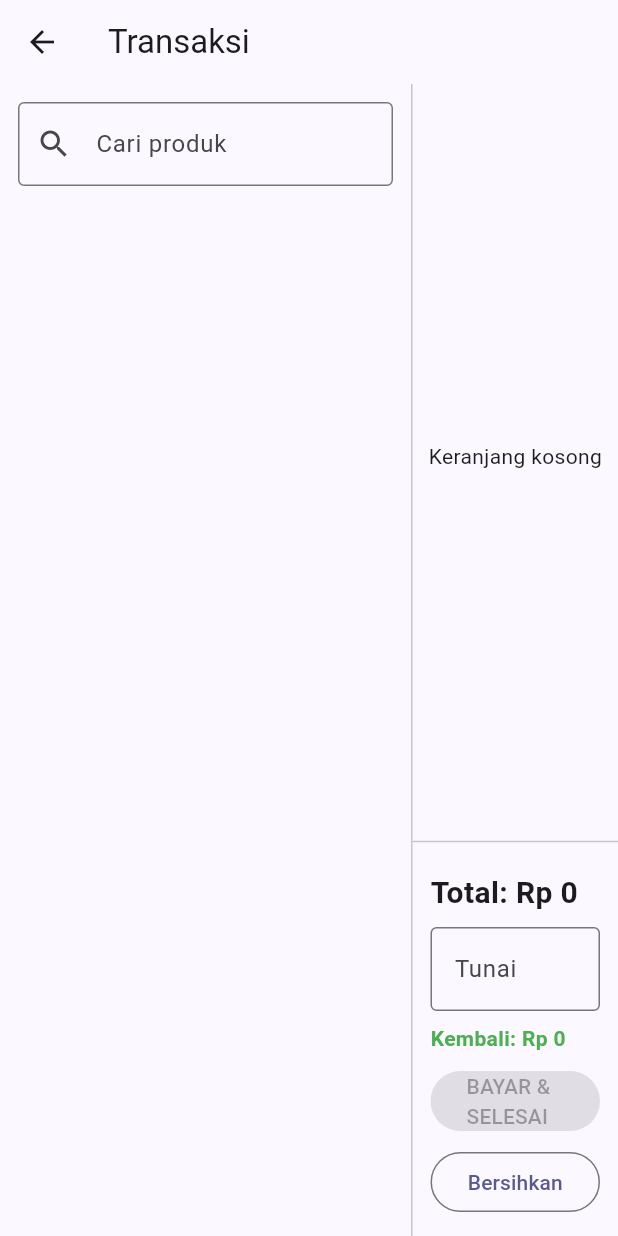
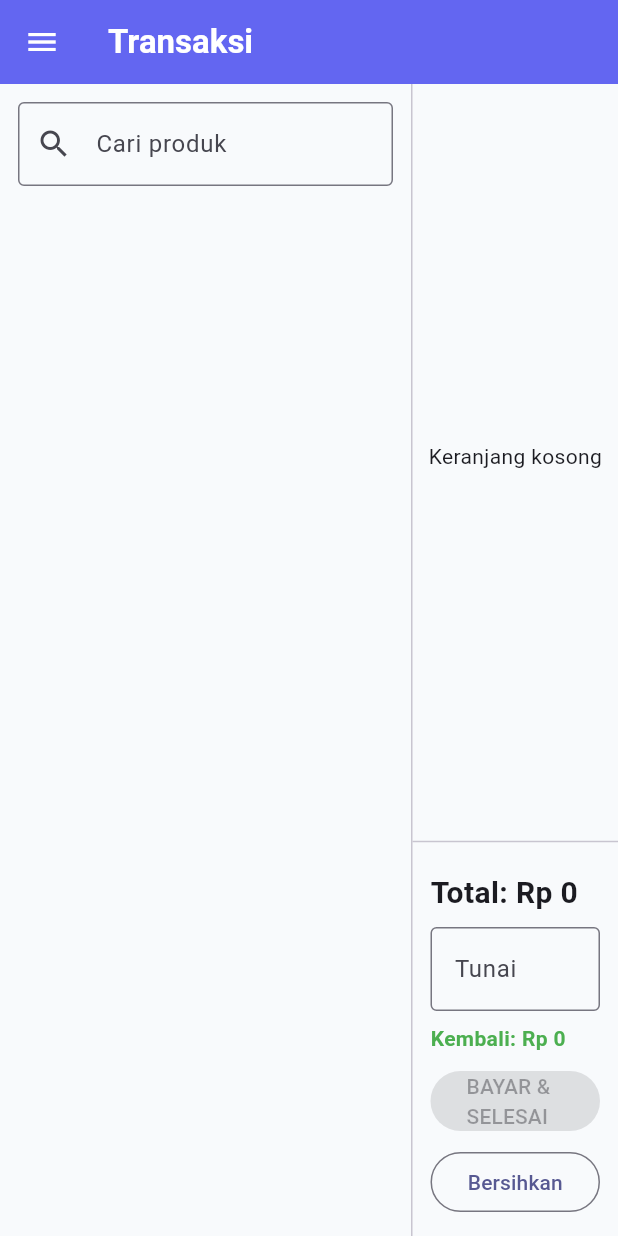
Before and after one commit to indramccaslin/kasir-sendiri, a Flutter app: the screen it shows after launch, after a tap on "Transaksi", on a phone screen of 412 x 824 dp. Run offline on Flutter 3.47's test engine with Material 3 defaults, Android fonts, the phone set to English and light mode, and no system bars; our stand-ins replace sqflite; accounts and stored records are empty.

Commit message:
Add navigation drawer, base price, and improved UI

```diff
--- a/lib/main.dart
+++ b/lib/main.dart
@@ -1,13 +1,12 @@
 import 'package:flutter/material.dart';
 import 'package:provider/provider.dart';
+import 'package:intl/date_symbol_data_local.dart';
 import 'services/app_state.dart';
-import 'screens/home_screen.dart';
-import 'screens/products_screen.dart';
-import 'screens/sales_screen.dart';
-import 'screens/customers_screen.dart';
-import 'screens/reports_screen.dart';
+import 'screens/root_screen.dart';
 
-void main() {
+Future<void> main() async {
+  WidgetsFlutterBinding.ensureInitialized();
+  await initializeDateFormatting('id_ID', null);
   runApp(const KasirApp());
 }
 
@@ -24,14 +23,14 @@ class KasirApp extends StatelessWidget {
         theme: ThemeData(
           useMaterial3: true,
           colorSchemeSeed: const Color(0xFF6366F1),
+          scaffoldBackgroundColor: const Color(0xFFF8FAFC),
+          appBarTheme: const AppBarTheme(
+            backgroundColor: Color(0xFF6366F1),
+            foregroundColor: Colors.white,
+            elevation: 0,
+          ),
         ),
-        home: const HomeScreen(),
-        routes: {
-          '/products': (context) => const ProductsScreen(),
-          '/sales': (context) => const SalesScreen(),
-          '/customers': (context) => const CustomersScreen(),
-          '/reports': (context) => const ReportsScreen(),
-        },
+        home: const RootScreen(),
       ),
     );
   }
--- a/lib/models/data.dart
+++ b/lib/models/data.dart
@@ -4,6 +4,7 @@ class Product {
   String? category;
   double price;
   double retailPrice;
+  double basePrice;
   int stock;
   String? barcode;
 
@@ -13,6 +14,7 @@ class Product {
     this.category,
     required this.price,
     required this.retailPrice,
+    this.basePrice = 0,
     this.stock = 0,
     this.barcode,
   });
@@ -24,6 +26,7 @@ class Product {
       'category': category,
       'price': price,
       'retail_price': retailPrice,
+      'base_price': basePrice,
       'stock': stock,
       'barcode': barcode,
     };
@@ -36,6 +39,7 @@ class Product {
       category: m['category'],
       price: (m['price'] ?? 0).toDouble(),
       retailPrice: (m['retail_price'] ?? 0).toDouble(),
+      basePrice: (m['base_price'] ?? 0).toDouble(),
       stock: m['stock'] ?? 0,
       barcode: m['barcode'],
     );
--- a/lib/screens/customers_screen.dart
+++ b/lib/screens/customers_screen.dart
@@ -17,9 +17,7 @@ class _CustomersScreenState extends State<CustomersScreen> {
   @override
   Widget build(BuildContext context) {
     final s = context.watch<AppState>();
-    return Scaffold(
-      appBar: AppBar(title: const Text('Pelanggan')),
-      body: Column(
+    return Column(
         children: [
           Padding(
             padding: const EdgeInsets.all(12),
@@ -48,7 +46,6 @@ class _CustomersScreenState extends State<CustomersScreen> {
             ),
           ),
         ],
-      ),
     );
   }
 
--- a/lib/screens/home_screen.dart
+++ b/lib/screens/home_screen.dart
@@ -1,13 +1,13 @@
 import 'package:flutter/material.dart';
 import 'package:provider/provider.dart';
 import '../services/app_state.dart';
-import '../models/data.dart';
 import 'package:intl/intl.dart';
 
 final currency = NumberFormat.currency(locale: 'id_ID', symbol: 'Rp ', decimalDigits: 0);
 
 class HomeScreen extends StatefulWidget {
-  const HomeScreen({super.key});
+  const HomeScreen({super.key, required this.onOpen});
+  final ValueChanged<int> onOpen;
 
   @override
   State<HomeScreen> createState() => _HomeScreenState();
@@ -24,81 +24,135 @@ class _HomeScreenState extends State<HomeScreen> {
 
   Future<void> _load() async {
     final s = context.read<AppState>();
-    today = await s.todayTotal();
-    setState(() {});
+    final t = await s.todayTotal();
+    if (mounted) setState(() => today = t);
   }
 
   @override
   Widget build(BuildContext context) {
     final s = context.watch<AppState>();
-    return Scaffold(
-      appBar: AppBar(title: const Text('Kasir Sendiri'), centerTitle: true),
-      body: SingleChildScrollView(
+    return RefreshIndicator(
+      onRefresh: _load,
+      child: ListView(
         padding: const EdgeInsets.all(16),
+        children: [
+          Container(
+            padding: const EdgeInsets.all(20),
+            decoration: BoxDecoration(
+              gradient: const LinearGradient(
+                colors: [Color(0xFF6366F1), Color(0xFF4F46E5)],
+                begin: Alignment.topLeft,
+                end: Alignment.bottomRight,
+              ),
+              borderRadius: BorderRadius.circular(20),
+            ),
             child: Column(
               crossAxisAlignment: CrossAxisAlignment.start,
               children: [
-            const Text('Dashboard', style: TextStyle(fontSize: 24, fontWeight: FontWeight.bold)),
-            const SizedBox(height: 20),
-            _statCard('Penjualan Hari Ini', currency.format(today), Colors.indigo),
-            const SizedBox(height: 12),
-            _statCard('Produk', '${s.products.length}', Colors.green),
-            const SizedBox(height: 12),
-            _statCard('Pelanggan', '${s.customers.length}', Colors.orange),
+                const Text('Penjualan Hari Ini', style: TextStyle(color: Colors.white70, fontSize: 13)),
+                const SizedBox(height: 8),
+                Text(currency.format(today), style: const TextStyle(color: Colors.white, fontSize: 30, fontWeight: FontWeight.bold)),
+                const SizedBox(height: 4),
+                Text(DateFormat('EEEE, dd MMM yyyy', 'id_ID').format(DateTime.now()), style: const TextStyle(color: Colors.white70, fontSize: 12)),
+              ],
+            ),
+          ),
+          const SizedBox(height: 16),
+          Row(
+            children: [
+              Expanded(child: _miniStat('Produk', '${s.products.length}', Icons.inventory_2_rounded, Colors.green)),
+              const SizedBox(width: 12),
+              Expanded(child: _miniStat('Pelanggan', '${s.customers.length}', Icons.people_alt_rounded, Colors.orange)),
+              const SizedBox(width: 12),
+              Expanded(child: _miniStat('Transaksi', '${s.sales.length}', Icons.receipt_long_rounded, Colors.blue)),
+            ],
+          ),
           const SizedBox(height: 20),
           const Text('Aksi Cepat', style: TextStyle(fontSize: 18, fontWeight: FontWeight.bold)),
           const SizedBox(height: 12),
-            Wrap(
-              spacing: 12,
-              runSpacing: 12,
+          GridView.count(
+            crossAxisCount: 2,
+            shrinkWrap: true,
+            physics: const NeverScrollableScrollPhysics(),
+            childAspectRatio: 1.9,
+            mainAxisSpacing: 12,
+            crossAxisSpacing: 12,
             children: [
-                _actionBtn('Transaksi', Icons.point_of_sale, () => Navigator.pushNamed(context, '/sales')),
-                _actionBtn('Produk', Icons.shopping_bag, () => Navigator.pushNamed(context, '/products')),
-                _actionBtn('Pelanggan', Icons.people, () => Navigator.pushNamed(context, '/customers')),
-                _actionBtn('Laporan', Icons.bar_chart, () => Navigator.pushNamed(context, '/reports')),
+              _quick('Transaksi', Icons.point_of_sale_rounded, Colors.indigo, () => widget.onOpen(2)),
+              _quick('Produk', Icons.inventory_2_rounded, Colors.green, () => widget.onOpen(1)),
+              _quick('Pelanggan', Icons.people_alt_rounded, Colors.orange, () => widget.onOpen(3)),
+              _quick('Laporan', Icons.bar_chart_rounded, Colors.blue, () => widget.onOpen(4)),
             ],
           ),
           const SizedBox(height: 24),
-            const Text('Produk Terbaru', style: TextStyle(fontSize: 18, fontWeight: FontWeight.bold)),
-            const SizedBox(height: 8),
-            ...s.products.take(6).map((p) => ListTile(
-              leading: const Icon(Icons.inventory, color: Colors.grey),
-              title: Text(p.name),
-              subtitle: Text('Stok: ${p.stock}  •  ${currency.format(p.price)}'),
-              trailing: TextButton(onPressed: () {}, child: const Text('Pilih')),
-            )),
+          Row(
+            mainAxisAlignment: MainAxisAlignment.spaceBetween,
+            children: const [
+              Text('Produk Terbaru', style: TextStyle(fontSize: 18, fontWeight: FontWeight.bold)),
             ],
           ),
+          const SizedBox(height: 8),
+          if (s.products.isEmpty)
+            const Padding(
+              padding: EdgeInsets.symmetric(vertical: 24),
+              child: Center(child: Text('Belum ada produk. Tambahkan di menu Produk.', style: TextStyle(color: Colors.grey))),
+            )
+          else
+            ...s.products.take(6).map((p) => Card(
+                  margin: const EdgeInsets.only(bottom: 8),
+                  child: ListTile(
+                    leading: CircleAvatar(
+                      backgroundColor: const Color(0xFFEEF2FF),
+                      child: Text(p.name.isNotEmpty ? p.name[0].toUpperCase() : '?', style: const TextStyle(color: Color(0xFF4F46E5), fontWeight: FontWeight.bold)),
                     ),
-      floatingActionButton: FloatingActionButton.extended(
-        onPressed: () => Navigator.pushNamed(context, '/sales'),
-        icon: const Icon(Icons.add_shopping_cart),
-        label: const Text('Transaksi Baru'),
+                    title: Text(p.name),
+                    subtitle: Text('Stok ${p.stock}  •  ${currency.format(p.price)}'),
+                    trailing: Text(currency.format(p.price), style: const TextStyle(fontWeight: FontWeight.bold)),
                   ),
-    );
-  }
-
-  Widget _statCard(String title, String value, Color color) {
-    return Container(
-      width: double.infinity,
-      padding: const EdgeInsets.all(16),
-      decoration: BoxDecoration(color: color.withOpacity(0.1), borderRadius: BorderRadius.circular(16)),
-      child: Column(
-        crossAxisAlignment: CrossAxisAlignment.start,
-        children: [
-          Text(title, style: const TextStyle(fontSize: 13, color: Colors.grey)),
-          const SizedBox(height: 6),
-          Text(value, style: TextStyle(fontSize: 22, fontWeight: FontWeight.bold, color: color)),
+                )),
         ],
       ),
     );
   }
 
-  Widget _actionBtn(String title, IconData icon, VoidCallback onTap) {
-    return FilledButton.tonalIcon(
-      onPressed: onTap,
-      icon: Icon(icon),
-      label: Text(title),
+  Widget _miniStat(String title, String value, IconData icon, Color color) {
+    return Container(
+      padding: const EdgeInsets.all(14),
+      decoration: BoxDecoration(
+        color: color.withOpacity(0.1),
+        borderRadius: BorderRadius.circular(16),
+      ),
+      child: Column(
+        crossAxisAlignment: CrossAxisAlignment.start,
+        children: [
+          Icon(icon, color: color, size: 20),
+          const SizedBox(height: 8),
+          Text(value, style: TextStyle(fontSize: 20, fontWeight: FontWeight.bold, color: color)),
+          Text(title, style: const TextStyle(fontSize: 11, color: Colors.grey)),
+        ],
+      ),
+    );
+  }
+
+  Widget _quick(String title, IconData icon, Color color, VoidCallback onTap) {
+    return InkWell(
+      onTap: onTap,
+      borderRadius: BorderRadius.circular(16),
+      child: Container(
+        padding: const EdgeInsets.all(16),
+        decoration: BoxDecoration(
+          color: color.withOpacity(0.1),
+          borderRadius: BorderRadius.circular(16),
+          border: Border.all(color: color.withOpacity(0.2)),
+        ),
+        child: Row(
+          children: [
+            Icon(icon, color: color),
+            const SizedBox(width: 10),
+            Expanded(child: Text(title, style: TextStyle(color: color, fontWeight: FontWeight.bold))),
+          ],
+        ),
+      ),
     );
   }
 }
--- a/lib/screens/products_screen.dart
+++ b/lib/screens/products_screen.dart
@@ -15,71 +15,132 @@ class ProductsScreen extends StatefulWidget {
 
 class _ProductsScreenState extends State<ProductsScreen> {
   final _nameC = TextEditingController();
+  final _baseC = TextEditingController();
   final _priceC = TextEditingController();
   final _stockC = TextEditingController(text: '0');
 
   @override
   Widget build(BuildContext context) {
     final s = context.watch<AppState>();
-    return Scaffold(
-      appBar: AppBar(title: const Text('Produk & Jasa')),
-      body: Column(
+    return Column(
       children: [
-          Padding(
-            padding: const EdgeInsets.all(12),
-            child: Row(
+        Container(
+          margin: const EdgeInsets.all(12),
+          padding: const EdgeInsets.all(14),
+          decoration: BoxDecoration(
+            color: Colors.white,
+            borderRadius: BorderRadius.circular(16),
+            boxShadow: [BoxShadow(color: Colors.black.withOpacity(0.05), blurRadius: 10)],
+          ),
+          child: Column(
             children: [
-                Expanded(flex: 2, child: _input('Nama produk', _nameC)),
-                const SizedBox(width: 8),
-                Expanded(child: _input('Harga', _priceC, keyboard: TextInputType.number)),
-                const SizedBox(width: 8),
-                Expanded(child: _input('Stok', _stockC, keyboard: TextInputType.number)),
-                const SizedBox(width: 8),
-                FilledButton(onPressed: _add, child: const Text('Simpan')),
+              TextField(
+                controller: _nameC,
+                decoration: const InputDecoration(labelText: 'Nama produk / jasa', prefixIcon: Icon(Icons.label_outline), border: OutlineInputBorder()),
+              ),
+              const SizedBox(height: 10),
+              Row(
+                children: [
+                  Expanded(child: _numField('Harga dasar (modal)', _baseC)),
+                  const SizedBox(width: 10),
+                  Expanded(child: _numField('Harga jual', _priceC)),
+                ],
+              ),
+              const SizedBox(height: 10),
+              Row(
+                children: [
+                  Expanded(child: _numField('Stok', _stockC)),
+                  const SizedBox(width: 10),
+                  Expanded(
+                    child: SizedBox(
+                      height: 56,
+                      child: FilledButton.icon(
+                        onPressed: _add,
+                        icon: const Icon(Icons.save_rounded),
+                        label: const Text('Simpan'),
+                      ),
+                    ),
+                  ),
+                ],
+              ),
             ],
           ),
         ),
         Expanded(
-            child: ListView.builder(
+          child: s.products.isEmpty
+              ? const Center(child: Text('Belum ada produk', style: TextStyle(color: Colors.grey)))
+              : ListView.builder(
+                  padding: const EdgeInsets.symmetric(horizontal: 12),
                   itemCount: s.products.length,
                   itemBuilder: (_, i) {
                     final p = s.products[i];
-                return ListTile(
-                  leading: const Icon(Icons.inventory_2, color: Colors.indigo),
-                  title: Text(p.name),
-                  subtitle: Text('${p.category ?? '-'}  •  Stok ${p.stock}'),
-                  trailing: Text(currency.format(p.price)),
+                    final margin = p.price - p.basePrice;
+                    return Card(
+                      margin: const EdgeInsets.only(bottom: 10),
+                      shape: RoundedRectangleBorder(borderRadius: BorderRadius.circular(14)),
+                      child: ListTile(
+                        leading: CircleAvatar(
+                          backgroundColor: const Color(0xFFEEF2FF),
+                          child: Text(p.name.isNotEmpty ? p.name[0].toUpperCase() : '?', style: const TextStyle(color: Color(0xFF4F46E5), fontWeight: FontWeight.bold)),
+                        ),
+                        title: Text(p.name, style: const TextStyle(fontWeight: FontWeight.w600)),
+                        subtitle: Text('Modal ${currency.format(p.basePrice)}  •  Stok ${p.stock}'),
+                        trailing: Column(
+                          crossAxisAlignment: CrossAxisAlignment.end,
+                          mainAxisAlignment: MainAxisAlignment.center,
+                          children: [
+                            Text(currency.format(p.price), style: const TextStyle(fontWeight: FontWeight.bold)),
+                            Text(
+                              'Laba ${currency.format(margin)}',
+                              style: TextStyle(fontSize: 11, color: margin >= 0 ? Colors.green : Colors.red),
+                            ),
+                          ],
+                        ),
+                      ),
                     );
                   },
                 ),
         ),
       ],
-      ),
     );
   }
 
-  Widget _input(String label, TextEditingController c, {TextInputType? keyboard}) {
+  Widget _numField(String label, TextEditingController c) {
     return TextField(
       controller: c,
-      keyboardType: keyboard,
+      keyboardType: TextInputType.number,
       decoration: InputDecoration(labelText: label, border: const OutlineInputBorder()),
     );
   }
 
   Future<void> _add() async {
+    if (_nameC.text.trim().isEmpty) {
+      ScaffoldMessenger.of(context).showSnackBar(const SnackBar(content: Text('Nama produk wajib diisi')));
+      return;
+    }
     final s = context.read<AppState>();
     await s.addProduct(Product(
-      name: _nameC.text,
+      name: _nameC.text.trim(),
+      basePrice: double.tryParse(_baseC.text) ?? 0,
       price: double.tryParse(_priceC.text) ?? 0,
       retailPrice: double.tryParse(_priceC.text) ?? 0,
       stock: int.tryParse(_stockC.text) ?? 0,
     ));
-    _nameC.clear(); _priceC.clear(); _stockC.text = '0';
+    _nameC.clear();
+    _baseC.clear();
+    _priceC.clear();
+    _stockC.text = '0';
+    if (mounted) {
+      ScaffoldMessenger.of(context).showSnackBar(const SnackBar(content: Text('Produk disimpan')));
+    }
   }
 
   @override
   void dispose() {
-    _nameC.dispose(); _priceC.dispose(); _stockC.dispose();
+    _nameC.dispose();
+    _baseC.dispose();
+    _priceC.dispose();
+    _stockC.dispose();
     super.dispose();
   }
 }
--- a/lib/screens/reports_screen.dart
+++ b/lib/screens/reports_screen.dart
@@ -43,9 +43,7 @@ class _ReportsScreenState extends State<ReportsScreen> {
     final s = context.watch<AppState>();
     final paid = s.sales.where((x) => x.status == 'paid').toList();
     final count = paid.length;
-    return Scaffold(
-      appBar: AppBar(title: const Text('Laporan Penjualan')),
-      body: Column(
+    return Column(
         children: [
           Padding(
             padding: const EdgeInsets.all(16),
@@ -53,6 +51,8 @@ class _ReportsScreenState extends State<ReportsScreen> {
               children: [
                 Text('Tanggal: ${dateFmt.format(_day)}', style: const TextStyle(fontSize: 16)),
                 const Spacer(),
+                IconButton(onPressed: _load, icon: const Icon(Icons.refresh), tooltip: 'Muat ulang'),
+                const SizedBox(width: 4),
                 ElevatedButton.icon(onPressed: _pickDate, icon: const Icon(Icons.calendar_today), label: const Text('Pilih')),
               ],
             ),
@@ -90,8 +90,6 @@ class _ReportsScreenState extends State<ReportsScreen> {
             ),
           ),
         ],
-      ),
-      floatingActionButton: FloatingActionButton(onPressed: _load, child: const Icon(Icons.refresh)),
     );
   }
 
--- /dev/null
+++ b/lib/screens/root_screen.dart
@@ -0,0 +1,104 @@
+import 'package:flutter/material.dart';
+import 'home_screen.dart';
+import 'products_screen.dart';
+import 'sales_screen.dart';
+import 'customers_screen.dart';
+import 'reports_screen.dart';
+
+class RootScreen extends StatefulWidget {
+  const RootScreen({super.key});
+
+  @override
+  State<RootScreen> createState() => _RootScreenState();
+}
+
+class _RootScreenState extends State<RootScreen> {
+  int _index = 0;
+
+  static const _titles = ['Dashboard', 'Produk & Jasa', 'Transaksi', 'Pelanggan', 'Laporan'];
+
+  void _select(int i) {
+    setState(() => _index = i);
+  }
+
+  @override
+  Widget build(BuildContext context) {
+    final pages = [
+      HomeScreen(onOpen: _select),
+      const ProductsScreen(),
+      const SalesScreen(),
+      const CustomersScreen(),
+      const ReportsScreen(),
+    ];
+
+    return Scaffold(
+      appBar: AppBar(
+        title: Text(_titles[_index], style: const TextStyle(fontWeight: FontWeight.bold)),
+        centerTitle: false,
+      ),
+      drawer: _buildDrawer(),
+      body: IndexedStack(index: _index, children: pages),
+    );
+  }
+
+  Widget _buildDrawer() {
+    return Drawer(
+      child: ListView(
+        padding: EdgeInsets.zero,
+        children: [
+          Container(
+            height: 170,
+            padding: const EdgeInsets.all(20),
+            decoration: const BoxDecoration(
+              gradient: LinearGradient(
+                colors: [Color(0xFF6366F1), Color(0xFF4F46E5)],
+                begin: Alignment.topLeft,
+                end: Alignment.bottomRight,
+              ),
+            ),
+            child: Column(
+              crossAxisAlignment: CrossAxisAlignment.start,
+              mainAxisAlignment: MainAxisAlignment.end,
+              children: const [
+                CircleAvatar(
+                  radius: 24,
+                  backgroundColor: Colors.white,
+                  child: Icon(Icons.store, color: Color(0xFF4F46E5), size: 28),
+                ),
+                SizedBox(height: 12),
+                Text('KASIR TOKO', style: TextStyle(color: Colors.white, fontSize: 20, fontWeight: FontWeight.bold)),
+                Text('Aplikasi kasir pribadi', style: TextStyle(color: Colors.white70, fontSize: 12)),
+              ],
+            ),
+          ),
+          _item('Dashboard', Icons.dashboard_rounded, 0),
+          _item('Produk & Jasa', Icons.inventory_2_rounded, 1),
+          _item('Transaksi', Icons.point_of_sale_rounded, 2),
+          _item('Pelanggan', Icons.people_alt_rounded, 3),
+          _item('Laporan', Icons.bar_chart_rounded, 4),
+        ],
+      ),
+    );
+  }
+
+  Widget _item(String title, IconData icon, int i) {
+    final selected = _index == i;
+    return ListTile(
+      leading: Icon(icon, color: selected ? const Color(0xFF4F46E5) : Colors.grey.shade700),
+      title: Text(
+        title,
+        style: TextStyle(
+          fontWeight: selected ? FontWeight.bold : FontWeight.normal,
+          color: selected ? const Color(0xFF4F46E5) : Colors.black87,
+        ),
+      ),
+      selected: selected,
+      selectedTileColor: const Color(0xFFEEF2FF),
+      shape: RoundedRectangleBorder(borderRadius: BorderRadius.circular(12)),
+      onTap: () {
+        Navigator.pop(context);
+        _select(i);
+      },
+    );
+  }
+}
--- a/lib/screens/sales_screen.dart
+++ b/lib/screens/sales_screen.dart
@@ -22,9 +22,7 @@ class _SalesScreenState extends State<SalesScreen> {
     final s = context.watch<AppState>();
     final filtered = s.products.where((p) => p.name.toLowerCase().contains(_search.toLowerCase())).toList();
 
-    return Scaffold(
-      appBar: AppBar(title: const Text('Transaksi')),
-      body: Row(
+    return Row(
         children: [
           Expanded(flex: 2, child: Column(
             children: [
@@ -67,7 +65,6 @@ class _SalesScreenState extends State<SalesScreen> {
             ],
           )),
         ],
-      ),
     );
   }
 
--- a/lib/services/database_helper.dart
+++ b/lib/services/database_helper.dart
@@ -20,12 +20,15 @@ class DatabaseHelper {
   Future<Database> _initDb() async {
     final dir = await getApplicationDocumentsDirectory();
     final p = join(dir.path, 'kasir_sendiri.db');
-    return await openDatabase(p, version: 1, onCreate: (db, version) async {
+    return await openDatabase(
+      p,
+      version: 2,
+      onCreate: (db, version) async {
       await db.execute('''
         CREATE TABLE products(
           id INTEGER PRIMARY KEY AUTOINCREMENT,
           name TEXT, category TEXT, price REAL, retail_price REAL,
-          stock INTEGER DEFAULT 0, barcode TEXT
+          base_price REAL DEFAULT 0, stock INTEGER DEFAULT 0, barcode TEXT
         )
       ''');
       await db.execute('''
@@ -48,7 +51,13 @@ class DatabaseHelper {
           FOREIGN KEY(sale_id) REFERENCES sales(id)
         )
       ''');
-    });
+      },
+      onUpgrade: (db, oldVersion, newVersion) async {
+        if (oldVersion < 2) {
+          await db.execute('ALTER TABLE products ADD COLUMN base_price REAL DEFAULT 0');
+        }
+      },
+    );
   }
 
   Future<int> insertProduct(Product p) async {
```
Lines whose indentation alone changed are shown as unchanged.
